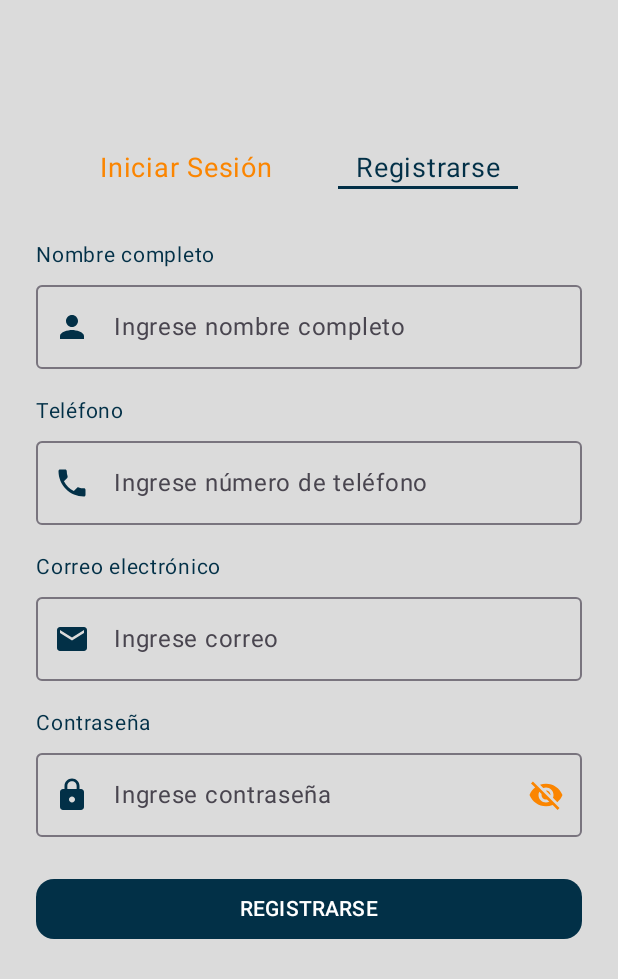
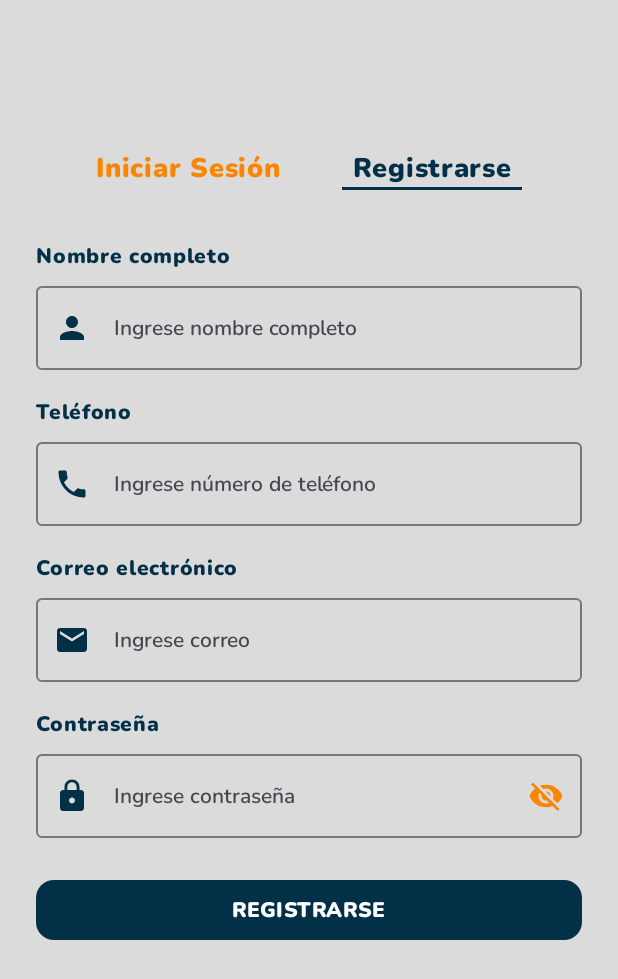
Before and after one commit to EstebanR18/RoomieMatchU, an Android app built with Jetpack Compose: the composable AuthScreen shown on its own in the app's theme, after a tap on "Registrarse", on a phone screen of 412 x 824 dp. Shown: the top 979 px of the screen. Run offline under Robolectric (Android 15) with nearby library versions, the phone set to English and light mode, and no system bars.

Commit message:
Cambio tipografía AuthScreen

```diff
--- a/RoomieMatchU_Front/app/src/main/java/com/example/approomiematchu/ui/screens/AutScreen.kt
+++ b/RoomieMatchU_Front/app/src/main/java/com/example/approomiematchu/ui/screens/AutScreen.kt
@@ -18,11 +18,15 @@ import androidx.compose.material3.*
 import androidx.compose.runtime.*
 import androidx.compose.ui.Alignment
 import androidx.compose.ui.Modifier
+import androidx.compose.ui.text.TextStyle
+import androidx.compose.ui.text.font.Font
+import androidx.compose.ui.text.font.FontFamily
 import androidx.compose.ui.text.input.PasswordVisualTransformation
 import androidx.compose.ui.text.input.VisualTransformation
 import androidx.compose.ui.tooling.preview.Preview
 import androidx.compose.ui.unit.dp
 import androidx.compose.ui.unit.sp
+import com.example.approomiematchu.R
 import com.example.approomiematchu.ui.theme.RoomieMatchUTheme
 
 @Composable
@@ -30,7 +34,7 @@ fun AuthScreen(initialIsLogin: Boolean = true) {
     var isLoginSelected by remember { mutableStateOf(initialIsLogin) }
 
 
-    Box( // 👈 Box raíz con fondo
+    Box(
         modifier = Modifier
             .fillMaxSize()
             .background(MaterialTheme.colorScheme.background)
@@ -78,6 +82,7 @@ fun AuthHeader(
             Text(
                 text = "Iniciar Sesión",
                 fontSize = 18.sp,
+                fontFamily = FontFamily(Font(R.font.nunito_black)),
                 color = if (isLoginSelected) MaterialTheme.colorScheme.primary
                 else MaterialTheme.colorScheme.secondary
             )
@@ -98,6 +103,7 @@ fun AuthHeader(
             Text(
                 text = "Registrarse",
                 fontSize = 18.sp,
+                fontFamily = FontFamily(Font(R.font.nunito_black)),
                 color = if (!isLoginSelected) MaterialTheme.colorScheme.primary
                 else MaterialTheme.colorScheme.secondary
             )
@@ -130,6 +136,7 @@ fun AuthTextField(
         Text(
             text = title,
             fontSize = 14.sp,
+            fontFamily = FontFamily(Font(R.font.nunito_black)),
             color = MaterialTheme.colorScheme.onSurface
         )
         Spacer(Modifier.height(8.dp))
@@ -138,7 +145,8 @@ fun AuthTextField(
             value = value,
             onValueChange = onValueChange,
             singleLine = true,
-            placeholder = { Text(placeholder) },
+            textStyle = TextStyle(fontFamily = FontFamily(Font(R.font.nunito_semi_bold))),
+            placeholder = { Text(placeholder, style = TextStyle(fontFamily = FontFamily(Font(R.font.nunito_semi_bold))))},
             leadingIcon = leadingIcon,
             trailingIcon = {
                 if (isPassword) {
@@ -146,7 +154,7 @@ fun AuthTextField(
                         Icon(
                             imageVector = if (passwordVisible) Icons.Filled.Visibility else Icons.Filled.VisibilityOff,
                             contentDescription = if (passwordVisible) "Ocultar contraseña" else "Mostrar contraseña",
-                            tint = MaterialTheme.colorScheme.secondary // 👈 color del ojo
+                            tint = MaterialTheme.colorScheme.secondary
                         )
                     }
                 } else {
@@ -197,7 +205,9 @@ fun LoginForm() {
             contentAlignment = Alignment.CenterEnd
         ) {
             TextButton(onClick = { /* sin lógica */ }) {
-                Text("¿Olvidaste la contraseña?", color = MaterialTheme.colorScheme.secondary)
+                Text("¿Olvidaste la contraseña?",
+                    fontFamily = FontFamily(Font(R.font.nunito_black)),
+                    color = MaterialTheme.colorScheme.secondary)
             }
         }
 
@@ -209,7 +219,9 @@ fun LoginForm() {
             shape = RoundedCornerShape(12.dp),
             colors = ButtonDefaults.buttonColors(containerColor = MaterialTheme.colorScheme.primary)
         ) {
-            Text("INICIAR SESIÓN", color = MaterialTheme.colorScheme.onPrimary)
+            Text("INICIAR SESIÓN",
+                fontFamily = FontFamily(Font(R.font.nunito_black)),
+                color = MaterialTheme.colorScheme.onPrimary)
         }
     }
 }
@@ -272,7 +284,9 @@ fun RegisterForm() {
             shape = RoundedCornerShape(12.dp),
             colors = ButtonDefaults.buttonColors(containerColor = MaterialTheme.colorScheme.primary)
         ) {
-            Text("REGISTRARSE", color = MaterialTheme.colorScheme.onPrimary)
+            Text("REGISTRARSE",
+                fontFamily = FontFamily(Font(R.font.nunito_black)),
+                color = MaterialTheme.colorScheme.onPrimary)
         }
     }
 }
```
